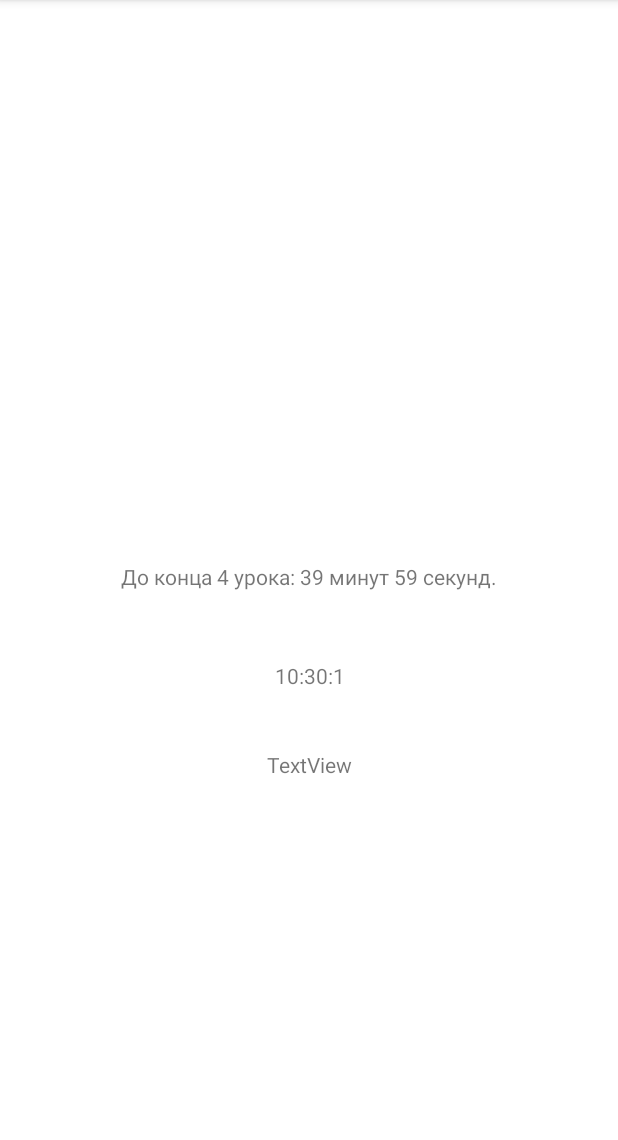
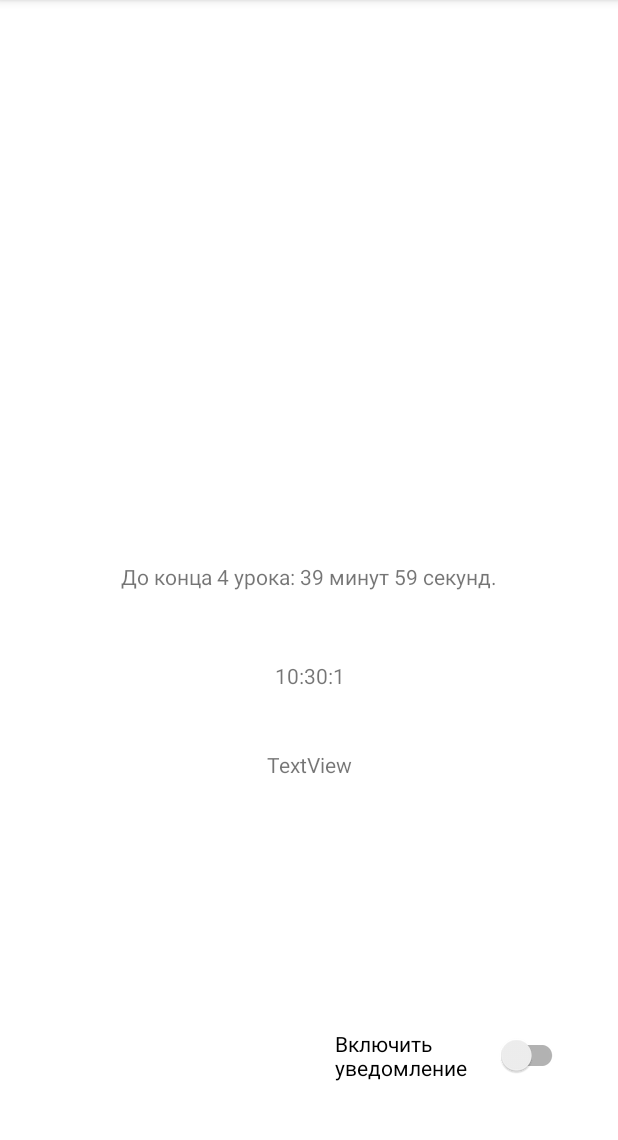
Before and after one commit to mortenlove/TimeProject, an Android app: the screen it shows after launch (MainActivity), on a phone screen of 412 x 824 dp, the part 84-1224 px from its top. Run offline under Robolectric (Android 15) with nearby library versions, the phone set to English and light mode, and no system bars; 1 statement that could not run was skipped.

Commit message:
Update activity_main.xml

```diff
--- a/app/src/main/res/layout/activity_main.xml
+++ b/app/src/main/res/layout/activity_main.xml
@@ -39,4 +39,19 @@
         app:layout_constraintStart_toStartOf="parent"
         app:layout_constraintTop_toTopOf="parent"
         app:layout_constraintVertical_bias="0.668" />
+
+    <androidx.appcompat.widget.SwitchCompat
+        android:id="@+id/switch1"
+        android:layout_width="155dp"
+        android:layout_height="50dp"
+        android:checked="false"
+        android:text="Включить уведомление"
+        app:layout_constraintBottom_toBottomOf="parent"
+        app:layout_constraintEnd_toEndOf="parent"
+        app:layout_constraintHorizontal_bias="0.870"
+        app:layout_constraintStart_toStartOf="parent"
+        app:layout_constraintTop_toTopOf="parent"
+        app:layout_constraintVertical_bias="0.945"
+        tools:checked="false" />
+
 </androidx.constraintlayout.widget.ConstraintLayout>
```
